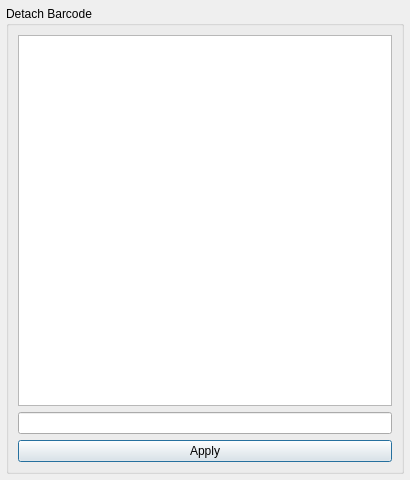
First picture: the form in src/gui/designer/dlgDetachBarcode.ui, repository punesemu/puNES, before the edit.
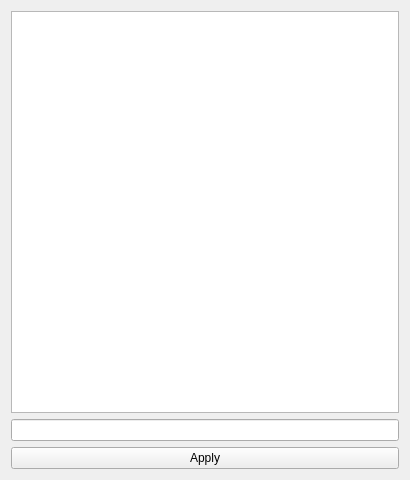
Second picture: the form after the edit. Icons and pictures are not drawn. Custom widgets are drawn as their Qt base class.

Patch:
```diff
--- a/src/gui/designer/dlgDetachBarcode.ui
+++ b/src/gui/designer/dlgDetachBarcode.ui
@@ -1,7 +1,7 @@
 <?xml version="1.0" encoding="UTF-8"?>
 <ui version="4.0">
  <class>dlgDetachBarcode</class>
- <widget class="QDialog" name="dlgDetachBarcode">
+ <widget class="QWidget" name="dlgDetachBarcode">
   <property name="geometry">
    <rect>
     <x>0</x>
@@ -19,25 +19,22 @@
   <property name="windowTitle">
    <string>Detach Barcode</string>
   </property>
-  <layout class="QVBoxLayout" name="verticalLayout_Detach_Barcode">
+  <layout class="QVBoxLayout" name="verticalLayout_dlgDetachBarcode">
+   <item>
+    <widget class="QWidget" name="widget_Detach_Barcode" native="true">
+     <layout class="QVBoxLayout" name="verticalLayout_widget_Detach_Barcode">
    <property name="leftMargin">
-    <number>6</number>
+       <number>0</number>
    </property>
    <property name="topMargin">
-    <number>6</number>
+       <number>0</number>
    </property>
    <property name="rightMargin">
-    <number>6</number>
+       <number>0</number>
    </property>
    <property name="bottomMargin">
-    <number>6</number>
-   </property>
-   <item>
-    <widget class="themeToolGroupBox" name="groupBox_Detach_Barcode">
-     <property name="title">
-      <string>Detach Barcode</string>
-     </property>
-     <layout class="QVBoxLayout" name="verticalLayout_groupBox_Detach_Barcode">
+       <number>0</number>
+      </property>
       <item>
        <widget class="QListWidget" name="listWidget_Barcodes">
         <property name="defaultDropAction">
@@ -77,12 +74,6 @@
    <extends>QPushButton</extends>
    <header>theme.hpp</header>
   </customwidget>
-  <customwidget>
-   <class>themeToolGroupBox</class>
-   <extends>QGroupBox</extends>
-   <header>theme.hpp</header>
-   <container>1</container>
-  </customwidget>
  </customwidgets>
  <resources>
   <include location="resources.qrc"/>
```
Lines whose indentation alone changed are shown as unchanged.
